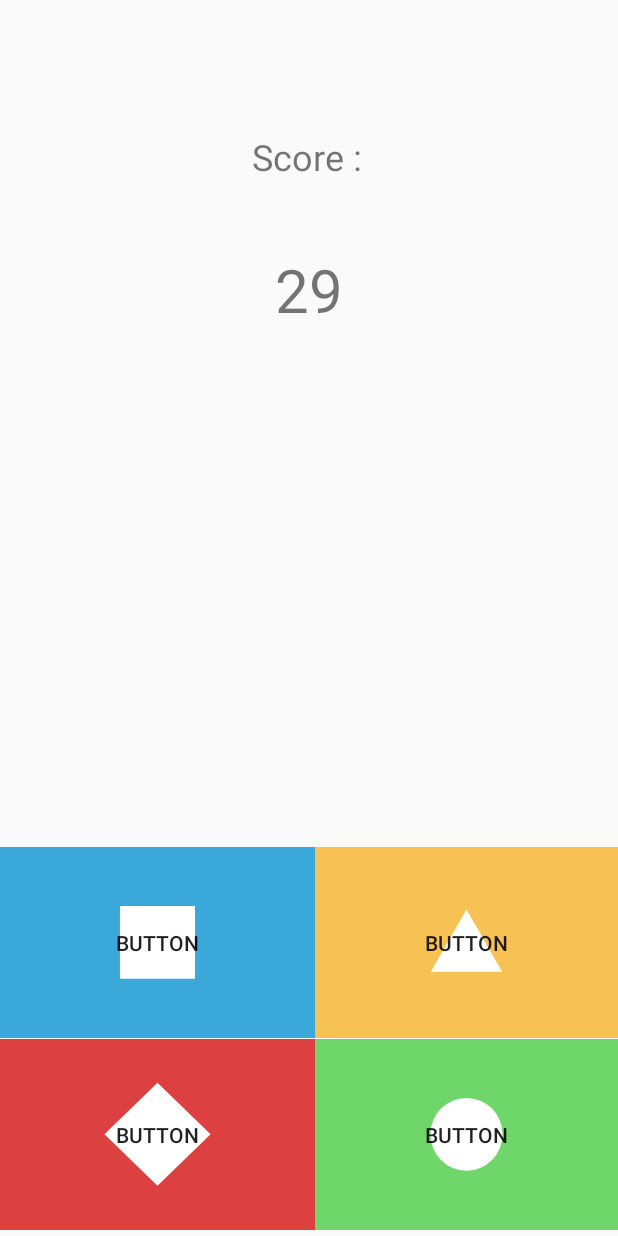
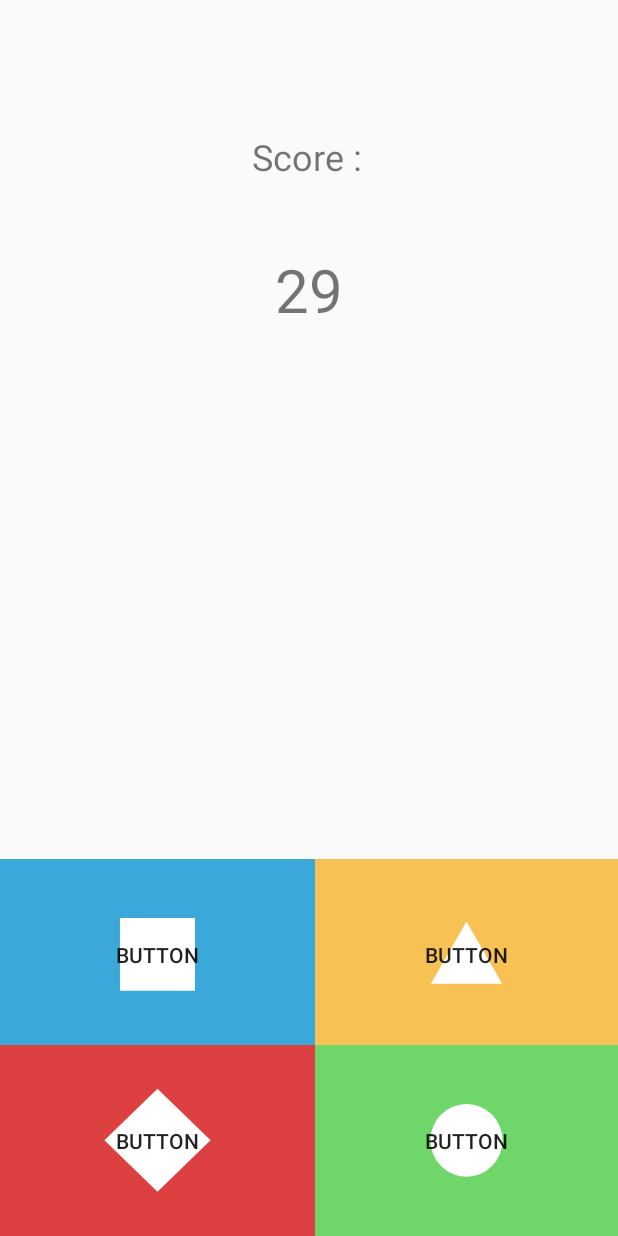
Before and after one commit to Bockcui/ThinkTNCK, an Android app: the gameActivity screen opened directly, with no data from a screen before it, on a phone screen of 412 x 824 dp. Run offline under Robolectric (Android 15) with nearby library versions, the phone set to English and light mode, and no system bars.

Commit message:
fixed layout gaps
fixed layout gaps in game page

```diff
--- a/app/src/main/res/layout/game_page.xml
+++ b/app/src/main/res/layout/game_page.xml
@@ -10,18 +10,17 @@
         android:id="@+id/square"
         android:layout_width="210dp"
         android:layout_height="127dp"
-        android:layout_marginBottom="132dp"
-android:background="@drawable/ic_square_shape"
+        android:layout_marginBottom="124dp"
+        android:background="@drawable/ic_square_shape"
         android:text="Button"
         app:layout_constraintBottom_toBottomOf="parent"
         app:layout_constraintStart_toStartOf="parent" />
-
 
     <Button
         android:id="@+id/triangle"
         android:layout_width="202dp"
         android:layout_height="127dp"
-        android:layout_marginBottom="132dp"
+        android:layout_marginBottom="124dp"
         android:background="@drawable/ic_triangle_shape"
         android:text="Button"
         app:layout_constraintBottom_toBottomOf="parent"
@@ -31,8 +30,7 @@ android:background="@drawable/ic_square_shape"
         android:id="@+id/diamond"
         android:layout_width="210dp"
         android:layout_height="127dp"
-        android:layout_marginBottom="4dp"
-android:background="@drawable/ic_diamond_shape"
+        android:background="@drawable/ic_diamond_shape"
         android:text="Button"
         app:layout_constraintBottom_toBottomOf="parent"
         app:layout_constraintStart_toStartOf="parent" />
@@ -41,7 +39,6 @@ android:background="@drawable/ic_diamond_shape"
         android:id="@+id/circle"
         android:layout_width="202dp"
         android:layout_height="127dp"
-        android:layout_marginBottom="4dp"
         android:background="@drawable/ic_circle_shape"
         android:text="Button"
         app:layout_constraintBottom_toBottomOf="parent"
```
